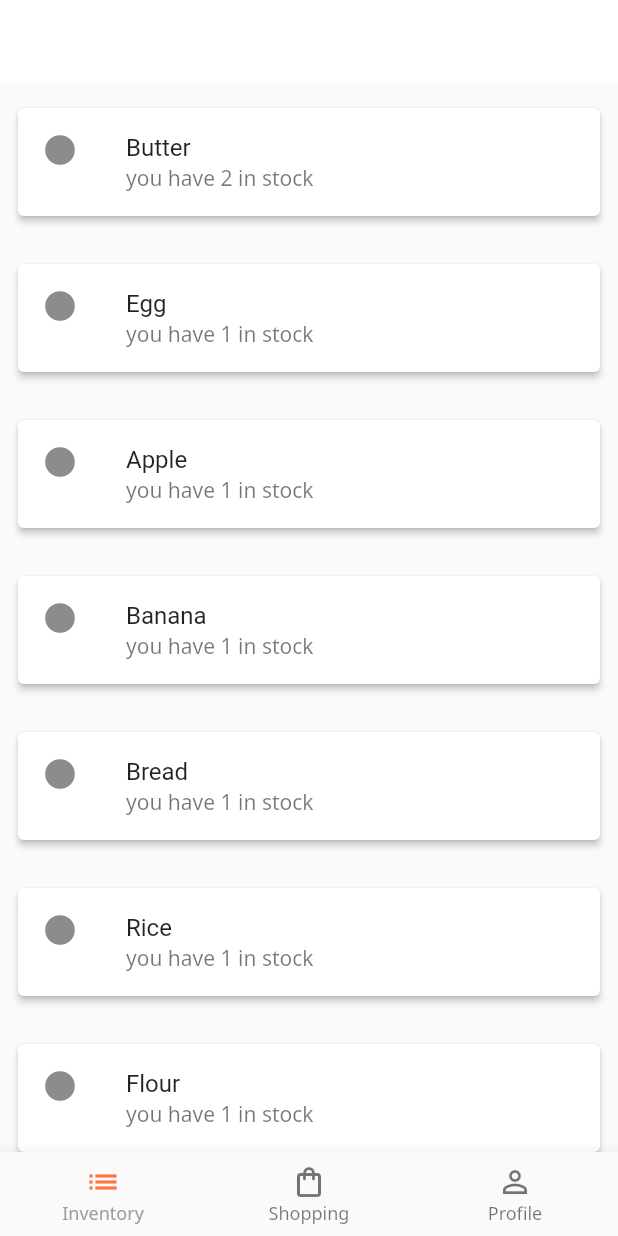
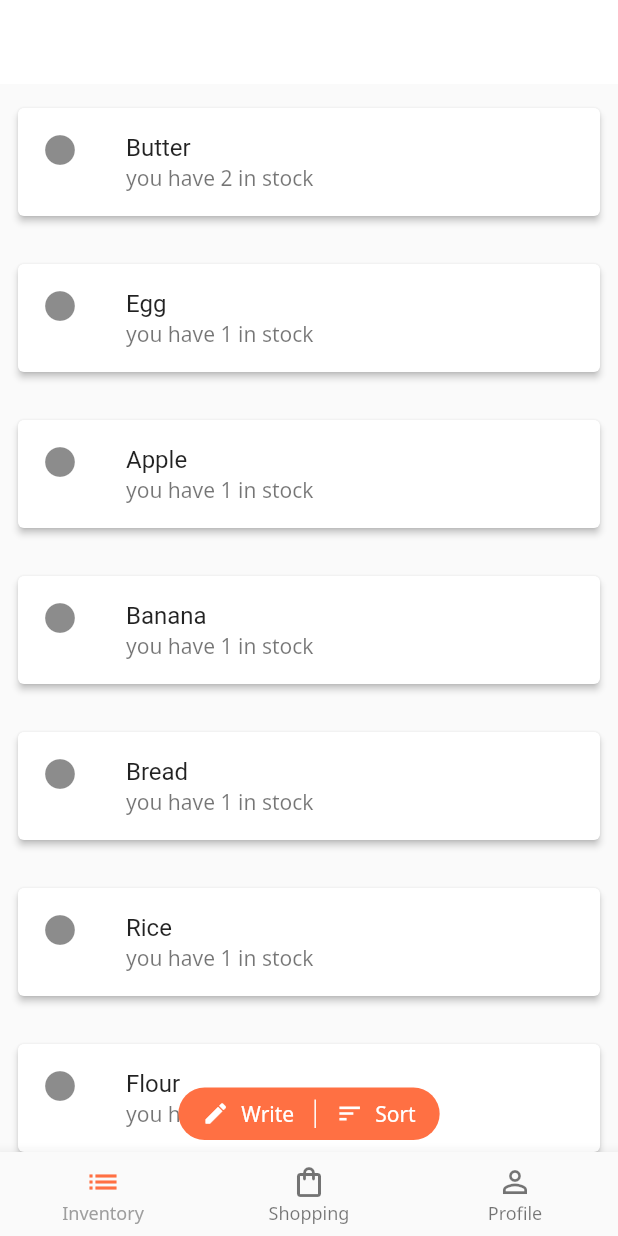
Before and after one commit to boshishuoshuo/shopping_list_inventory, a Flutter app: the screen it shows after launch, on a phone screen of 412 x 824 dp. Run offline on Flutter 3.47's test engine with Material 2 defaults, Android fonts, the phone set to English and light mode, and no system bars; our stand-ins replace google_fonts.

Commit message:
Add a Write and Sort bar

```diff
--- /dev/null
+++ b/lib/inventory/write_sort_bar.dart
@@ -0,0 +1,80 @@
+import 'package:flutter/material.dart';
+import 'package:google_fonts/google_fonts.dart';
+
+class WriteSortBar extends StatelessWidget {
+  const WriteSortBar({Key? key}) : super(key: key);
+
+  @override
+  Widget build(BuildContext context) {
+    return Column(
+      crossAxisAlignment: CrossAxisAlignment.center,
+      mainAxisSize: MainAxisSize.max,
+      mainAxisAlignment: MainAxisAlignment.end,
+      children: [
+        Padding(
+          padding: const EdgeInsets.all(8.0),
+          child: Row(
+            mainAxisAlignment: MainAxisAlignment.center,
+            children: [
+              Container(
+                padding:
+                    const EdgeInsets.symmetric(horizontal: 16.0, vertical: 8.0),
+                decoration: BoxDecoration(
+                  color: Theme.of(context).primaryColorLight,
+                  borderRadius: const BorderRadius.all(Radius.circular(20)),
+                ),
+                child: IntrinsicHeight(
+                  child: Row(
+                    children: [
+                      Row(
+                        children: [
+                          const Icon(
+                            Icons.create_rounded,
+                            color: Colors.white,
+                            size: 18,
+                          ),
+                          Padding(
+                            padding: const EdgeInsets.only(left: 8.0),
+                            child: Text(
+                              'Write',
+                              style: GoogleFonts.notoSans(
+                                  fontSize: 14, color: Colors.white),
+                            ),
+                          ),
+                        ],
+                      ),
+                      const VerticalDivider(
+                        color: Colors.white,
+                        thickness: 1,
+                        width: 28,
+                        indent: 0,
+                        endIndent: 0,
+                      ),
+                      Row(
+                        children: [
+                          const Icon(
+                            Icons.sort,
+                            color: Colors.white,
+                            size: 18,
+                          ),
+                          Padding(
+                            padding: const EdgeInsets.only(left: 8.0),
+                            child: Text(
+                              'Sort',
+                              style: GoogleFonts.notoSans(
+                                  fontSize: 14, color: Colors.white),
+                            ),
+                          ),
+                        ],
+                      ),
+                    ],
+                  ),
+                ),
+              ),
+            ],
+          ),
+        ),
+      ],
+    );
+  }
+}
--- a/lib/screens/inventory_screen.dart
+++ b/lib/screens/inventory_screen.dart
@@ -1,6 +1,7 @@
 import 'package:flutter/material.dart';
 
 import '../inventory/inventory_list.dart';
+import '../inventory/write_sort_bar.dart';
 
 class InventoryScreen extends StatefulWidget {
   const InventoryScreen({Key? key}) : super(key: key);
@@ -15,6 +16,7 @@ class _InventoryScreenState extends State<InventoryScreen> {
     return Stack(
       children: const [
         InventoryList(),
+        WriteSortBar(),
       ],
     );
   }
```
